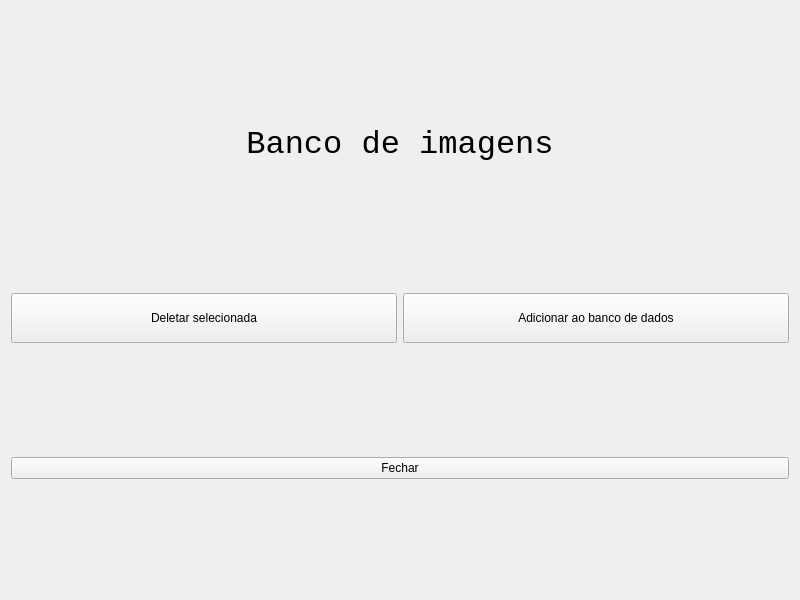
First picture: the form in src/ui/training_gallery.ui, repository YanVictorSN/access-control-project, before the edit.
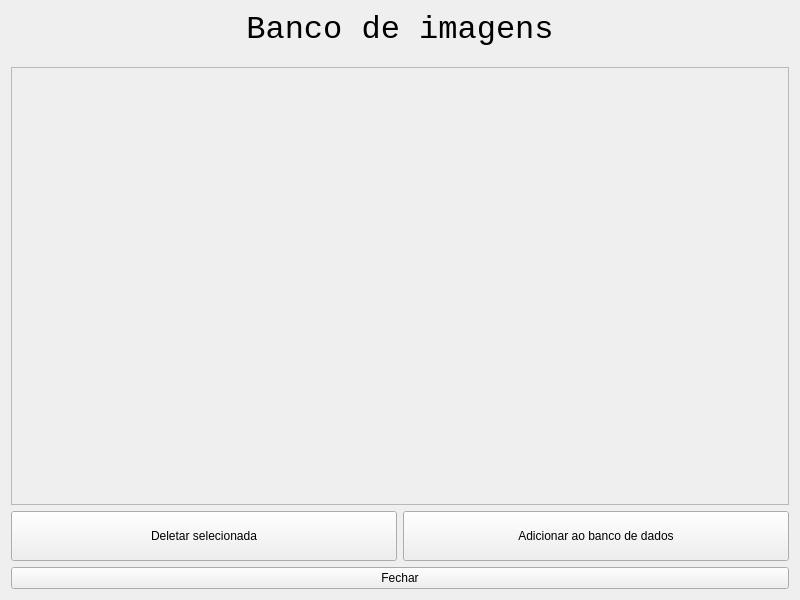
Second picture: the form after the edit.

Commit message: refactor: adding scroll area

Diff of the .ui file:
```diff
--- a/src/ui/training_gallery.ui
+++ b/src/ui/training_gallery.ui
@@ -62,11 +62,43 @@
        <property name="sizeHint" stdset="0">
         <size>
          <width>20</width>
-         <height>10</height>
+         <height>13</height>
         </size>
        </property>
       </spacer>
      </item>
+     <item row="2" column="0">
+      <widget class="QScrollArea" name="scrollArea">
+       <property name="minimumSize">
+        <size>
+         <width>0</width>
+         <height>0</height>
+        </size>
+       </property>
+       <property name="widgetResizable">
+        <bool>true</bool>
+       </property>
+       <widget class="QWidget" name="scrollAreaWidgetContents_4">
+        <property name="geometry">
+         <rect>
+          <x>0</x>
+          <y>0</y>
+          <width>778</width>
+          <height>431</height>
+         </rect>
+        </property>
+        <layout class="QGridLayout" name="gridLayout_2">
+         <item row="0" column="0">
+          <layout class="QGridLayout" name="Gallery_qGL">
+           <property name="spacing">
+            <number>10</number>
+           </property>
+          </layout>
+         </item>
+        </layout>
+       </widget>
+      </widget>
+     </item>
     </layout>
    </item>
    <item row="3" column="0" colspan="2">
```
Left out of the diff: 73 changed lines with no effect on the pictures.
